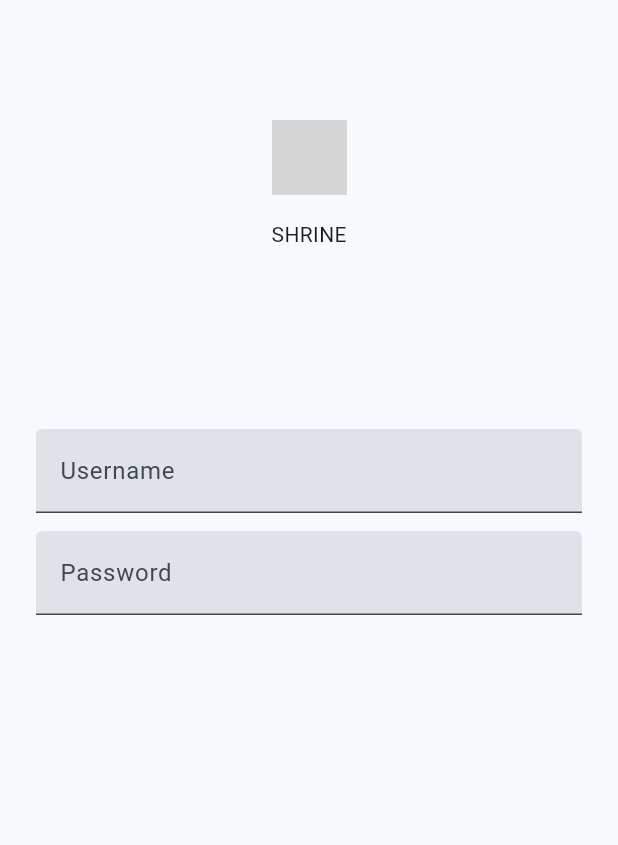
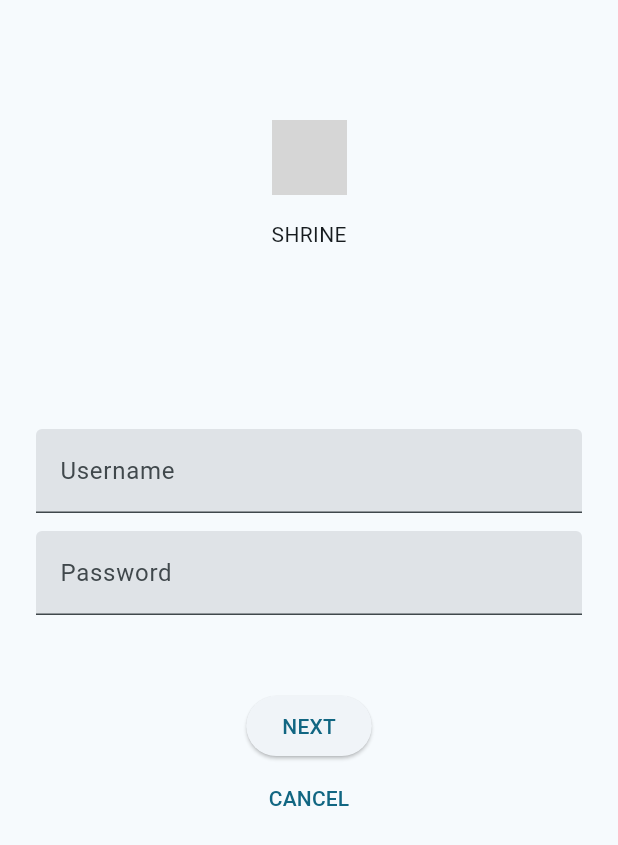
Before and after one commit to AshnahKhalidKhan/App-Dev, a Flutter app: the screen it shows after launch, on a phone screen of 412 x 824 dp. Shown: the top 845 px of the screen. Run offline on Flutter 3.47's test engine with Material 2 defaults, Android fonts, the phone set to English and light mode, and no system bars; grey boxes are pictures that could not be loaded.

Commit message:
CodeLab1 done

```diff
--- a/Flutter Lab 2/lib/FlutterLab3.dart
+++ b/Flutter Lab 2/lib/FlutterLab3.dart
@@ -1,13 +1,21 @@
 // Mid mein UI, API integration, widget
 // Tomorrow quiz and class activity
 // Codelabs is in quiz tomorrow
+import 'package:flutter/material.dart';
 
 
-import 'package:flutter/material.dart';
+class CodeLab1 extends StatefulWidget
+{
+  const CodeLab1({Key? key}) : super(key: key);
 
-class CodeLab1 extends StatelessWidget
+  @override
+  _CodeLab1State createState() => _CodeLab1State();
+}
+
+class _CodeLab1State extends State<CodeLab1>
 {
-  const CodeLab1({super.key});
+  final _usernameController = TextEditingController();
+  final _passwordController = TextEditingController();
 
   @override
   Widget build(BuildContext context)
@@ -16,7 +24,7 @@ class CodeLab1 extends StatelessWidget
     (
       body: SafeArea
       (
-        child: ListView
+        child: ListView // We use ListView here and not Column because Column does not handle scrolling and we want that because we will open keyboard to type in this field
         (
           padding: const EdgeInsets.symmetric(horizontal: 24.0),
           children: <Widget>
@@ -39,6 +47,7 @@ class CodeLab1 extends StatelessWidget
             const SizedBox(height: 120.0),
             TextField
             (
+              controller: _usernameController,
               decoration: const InputDecoration
               (
                 filled: true,
@@ -48,6 +57,7 @@ class CodeLab1 extends StatelessWidget
             const SizedBox(height: 12.0),
             TextField
             (
+              controller: _passwordController,
               decoration: const InputDecoration
               (
                 filled: true,
@@ -55,6 +65,40 @@ class CodeLab1 extends StatelessWidget
               ),
               obscureText: true,
             ),
+            const SizedBox(height: 50.0),
+            OverflowBar
+            (
+              alignment: MainAxisAlignment.center,
+              overflowDirection: VerticalDirection.down,
+              children:
+              [
+                Column
+                (
+                  crossAxisAlignment: CrossAxisAlignment.center,
+
+                  children: <Widget>
+                  [
+                    ElevatedButton
+                    (
+                      onPressed: ()
+                      {
+                        _passwordController.clear();
+                        Navigator.pop(context);
+                      },
+                      child: const Text('NEXT'),
+                    ),
+                    TextButton
+                    (
+                      onPressed: ()
+                      {
+                        _usernameController.clear();
+                      },
+                      child: const Text('CANCEL'),
+                    ),
+                  ],
+                ),
+              ]
+            ),
           ]
         ),
       ),
```
